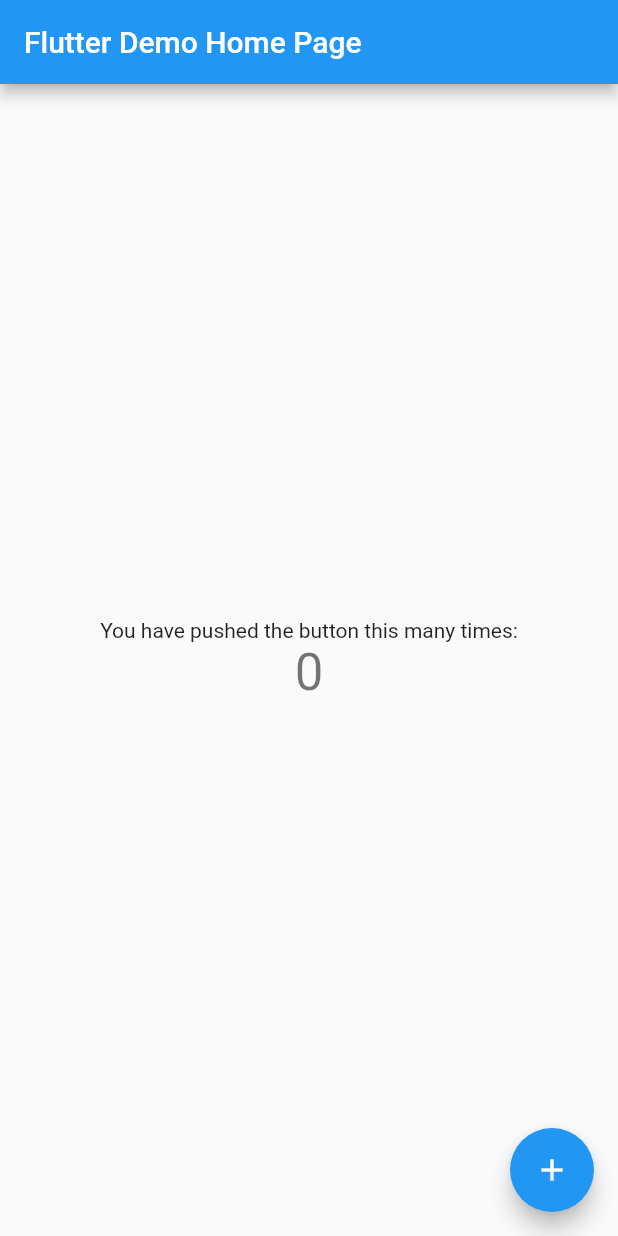
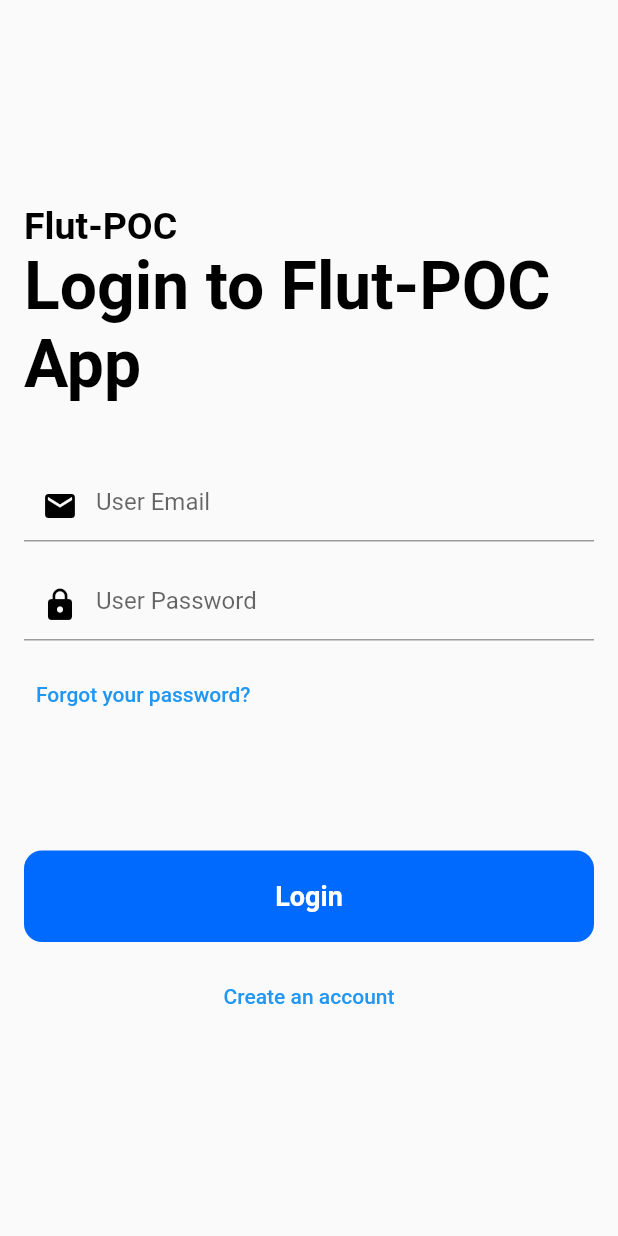
Before and after one commit to md64-decode/flutter_poc, a Flutter app: the screen it shows after launch, on a phone screen of 412 x 824 dp. Run offline on Flutter 3.47's test engine with Material 2 defaults, Android fonts, the phone set to English and light mode, and no system bars; our stand-ins replace firebase_auth, firebase_core; accounts and stored records are empty; generated files the repository leaves out were written again.

```diff
--- /dev/null
+++ b/lib/HomePage.dart
@@ -0,0 +1,19 @@
+import 'package:flutter/cupertino.dart';
+import 'package:flutter/material.dart';
+
+class HomePage extends StatelessWidget {
+  const HomePage({super.key});
+
+  @override
+  Widget build(BuildContext context) {
+    // TODO: implement build
+    return Scaffold(
+      appBar: AppBar(
+        title: const Text('PoC Dashboard'),
+      ),
+      body: const Center(
+        child: Text('Logged in! '),
+      ),
+    );
+  }
+}
--- /dev/null
+++ b/lib/LoginPage.dart
@@ -0,0 +1,202 @@
+import 'package:flutter/material.dart';
+import 'package:firebase_auth/firebase_auth.dart';
+
+final _firebase = FirebaseAuth.instance;
+
+class LoginPage extends StatefulWidget {
+  const LoginPage({super.key});
+
+  @override
+  State<LoginPage> createState() => _LoginPageState();
+}
+
+class _LoginPageState extends State<LoginPage> {
+  var _isLogin = true;
+  final _form = GlobalKey<FormState>();
+
+  var _enteredEmail = '';
+  var _enteredPassword = '';
+
+
+  void _submit() async {
+    final isValid = _form.currentState!.validate();
+
+    if (!isValid) {
+      return;
+    }
+
+    _form.currentState!.save();
+
+    try {
+      if (_isLogin) {
+        final userCredentials = await _firebase.signInWithEmailAndPassword(
+            email: _enteredEmail, password: _enteredPassword);
+        print(userCredentials);
+      } else {
+        final userCredentials =
+            await _firebase.createUserWithEmailAndPassword(
+                email: _enteredEmail, password: _enteredPassword);
+        print(userCredentials);
+      }
+    } on FirebaseAuthException catch (error) {
+      if (error.code == 'email-already-in-use') {
+        // ...
+      }
+
+      ScaffoldMessenger.of(context).clearSnackBars();
+      ScaffoldMessenger.of(context).showSnackBar(
+          SnackBar(content: Text(error.message ?? 'Authentication failed.')));
+    }
+  }
+
+  @override
+  Widget build(BuildContext context) {
+    return Scaffold(
+      body: Padding(
+        padding: const EdgeInsets.all(16.0),
+        child: Center(
+          child: SingleChildScrollView(
+            child: Column(
+              mainAxisAlignment: MainAxisAlignment.center,
+              crossAxisAlignment: CrossAxisAlignment.start,
+              children: [
+                const Text(
+                  "Flut-POC",
+                  style: TextStyle(
+                    color: Colors.black,
+                    fontSize: 25.0,
+                    fontWeight: FontWeight.bold,
+                  ),
+                ),
+                Text(
+                  _isLogin ? "Login to Flut-POC App" : "Signup to Flut-POC App",
+                  style: const TextStyle(
+                    color: Colors.black,
+                    fontSize: 44.0,
+                    fontWeight: FontWeight.bold,
+                  ),
+                ),
+                const SizedBox(
+                  height: 44.0,
+                ),
+                Form(
+                  key: _form,
+                  child: Column(
+                    mainAxisSize: MainAxisSize.min,
+                    children: [
+                      TextFormField(
+                        keyboardType: TextInputType.emailAddress,
+                        autocorrect: false,
+                        textCapitalization: TextCapitalization.none,
+                        decoration: const InputDecoration(
+                          hintText: "User Email",
+                          prefixIcon: Icon(
+                            Icons.mail,
+                            color: Colors.black,
+                          ),
+                        ),
+                        validator: (value) {
+                          if(value == null ||
+                              value.trim().isEmpty ||
+                              !value.contains('@')) {
+                            return 'Please enter a valid email address';
+                          }
+                          return null;
+                        },
+                        onSaved: (value) {
+                          _enteredEmail = value!;
+                        },
+                      ),
+                      const SizedBox(
+                        height: 18.0,
+                      ),
+                      TextFormField(
+                        obscureText: true,
+                        decoration: const InputDecoration(
+                          hintText: "User Password",
+                          prefixIcon: Icon(
+                            Icons.lock,
+                            color: Colors.black,
+                          ),
+                        ),
+                        validator: (value) {
+                          if(value == null ||
+                              value.trim().length < 6) {
+                            return 'Password must be at least 6 characters long.';
+                          }
+                          return null;
+                        },
+                        onSaved: (value) {
+                          _enteredPassword = value!;
+                        },
+                      ),
+                    ],
+                  ),
+                ),
+                const SizedBox(
+                  height: 12.0,
+                ),
+                _isLogin
+                    ? TextButton(
+                  style: TextButton.styleFrom(foregroundColor: Colors.white10),
+                  child: const Text(
+                    'Forgot your password?',
+                    style: TextStyle(
+                      color: Colors.blue,
+                    ),
+                  ),
+                  onPressed: () {
+                    print('Forgot button pressed');
+                  },
+                )
+                    : const SizedBox(height: 12),
+                const SizedBox(
+                  height: 80.0,
+                ),
+                Container(
+                  width: double.infinity,
+                  child: RawMaterialButton(
+                    fillColor: const Color(0xFF0069FE),
+                    elevation: 0.0,
+                    padding: const EdgeInsets.symmetric(vertical: 20.0),
+                    shape: RoundedRectangleBorder(
+                      borderRadius: BorderRadius.circular(12.0),
+                    ),
+                    onPressed: _submit,
+                    child: Text(
+                      _isLogin ? 'Login' : 'Signup',
+                      style: const TextStyle(
+                          color: Colors.white,
+                          fontSize: 18.0,
+                          fontWeight: FontWeight.bold),
+                    ),
+                  ),
+                ),
+                const SizedBox(
+                  height: 12.0,
+                ),
+                Container(
+                  alignment: Alignment.center,
+                  child: TextButton(
+                    style: TextButton.styleFrom(foregroundColor: Colors.white10),
+                    child: Text(
+                      _isLogin ? 'Create an account' : 'I Already have an account.',
+                      style: const TextStyle(
+                        color: Colors.blue,
+                      ),
+                    ),
+                    onPressed: () {
+                      setState(() {
+                        _isLogin = !_isLogin;
+                      });
+                    },
+                  ),
+                ),
+              ],
+            ),
+          ),
+        ),
+      ),
+    );
+  }
+}
--- a/lib/main.dart
+++ b/lib/main.dart
@@ -1,6 +1,15 @@
+import 'package:firebase_auth/firebase_auth.dart';
 import 'package:flutter/material.dart';
+import 'package:firebase_core/firebase_core.dart';
+import 'package:flutter_poc/HomePage.dart';
+import 'LoginPage.dart';
+import 'firebase_options.dart';
 
-void main() {
+void main() async{
+  WidgetsFlutterBinding.ensureInitialized();
+  await Firebase.initializeApp(
+    options: DefaultFirebaseOptions.currentPlatform,
+  );
   runApp(const MyApp());
 }
 
@@ -11,105 +20,16 @@ class MyApp extends StatelessWidget {
   @override
   Widget build(BuildContext context) {
     return MaterialApp(
-      title: 'Flutter Demo',
-      theme: ThemeData(
-        // This is the theme of your application.
-        //
-        // Try running your application with "flutter run". You'll see the
-        // application has a blue toolbar. Then, without quitting the app, try
-        // changing the primarySwatch below to Colors.green and then invoke
-        // "hot reload" (press "r" in the console where you ran "flutter run",
-        // or simply save your changes to "hot reload" in a Flutter IDE).
-        // Notice that the counter didn't reset back to zero; the application
-        // is not restarted.
-        primarySwatch: Colors.blue,
-      ),
-      home: const MyHomePage(title: 'Flutter Demo Home Page'),
+      home: StreamBuilder(
+          stream: FirebaseAuth.instance.authStateChanges(),
+          builder: (ctx, snapshot) {
+            if (snapshot.hasData) {
+              return const HomePage();
+            }
+
+            return const LoginPage();
+      }),
+      debugShowCheckedModeBanner: false,
     );
   }
 }
-
-class MyHomePage extends StatefulWidget {
-  const MyHomePage({super.key, required this.title});
-
-  // This widget is the home page of your application. It is stateful, meaning
-  // that it has a State object (defined below) that contains fields that affect
-  // how it looks.
-
-  // This class is the configuration for the state. It holds the values (in this
-  // case the title) provided by the parent (in this case the App widget) and
-  // used by the build method of the State. Fields in a Widget subclass are
-  // always marked "final".
-
-  final String title;
-
-  @override
-  State<MyHomePage> createState() => _MyHomePageState();
-}
-
-class _MyHomePageState extends State<MyHomePage> {
-  int _counter = 0;
-
-  void _incrementCounter() {
-    setState(() {
-      // This call to setState tells the Flutter framework that something has
-      // changed in this State, which causes it to rerun the build method below
-      // so that the display can reflect the updated values. If we changed
-      // _counter without calling setState(), then the build method would not be
-      // called again, and so nothing would appear to happen.
-      _counter++;
-    });
-  }
-
-  @override
-  Widget build(BuildContext context) {
-    // This method is rerun every time setState is called, for instance as done
-    // by the _incrementCounter method above.
-    //
-    // The Flutter framework has been optimized to make rerunning build methods
-    // fast, so that you can just rebuild anything that needs updating rather
-    // than having to individually change instances of widgets.
-    return Scaffold(
-      appBar: AppBar(
-        // Here we take the value from the MyHomePage object that was created by
-        // the App.build method, and use it to set our appbar title.
-        title: Text(widget.title),
-      ),
-      body: Center(
-        // Center is a layout widget. It takes a single child and positions it
-        // in the middle of the parent.
-        child: Column(
-          // Column is also a layout widget. It takes a list of children and
-          // arranges them vertically. By default, it sizes itself to fit its
-          // children horizontally, and tries to be as tall as its parent.
-          //
-          // Invoke "debug painting" (press "p" in the console, choose the
-          // "Toggle Debug Paint" action from the Flutter Inspector in Android
-          // Studio, or the "Toggle Debug Paint" command in Visual Studio Code)
-          // to see the wireframe for each widget.
-          //
-          // Column has various properties to control how it sizes itself and
-          // how it positions its children. Here we use mainAxisAlignment to
-          // center the children vertically; the main axis here is the vertical
-          // axis because Columns are vertical (the cross axis would be
-          // horizontal).
-          mainAxisAlignment: MainAxisAlignment.center,
-          children: <Widget>[
-            const Text(
-              'You have pushed the button this many times:',
-            ),
-            Text(
-              '$_counter',
-              style: Theme.of(context).textTheme.headlineMedium,
-            ),
-          ],
-        ),
-      ),
-      floatingActionButton: FloatingActionButton(
-        onPressed: _incrementCounter,
-        tooltip: 'Increment',
-        child: const Icon(Icons.add),
-      ), // This trailing comma makes auto-formatting nicer for build methods.
-    );
-  }
-}
--- a/pubspec.yaml
+++ b/pubspec.yaml
@@ -35,6 +35,8 @@ dependencies:
   # The following adds the Cupertino Icons font to your application.
   # Use with the CupertinoIcons class for iOS style icons.
   cupertino_icons: ^1.0.2
+  firebase_core: ^2.15.0
+  firebase_auth: ^4.7.0
 
 dev_dependencies:
   flutter_test:
```
Also changed, not shown: pubspec.lock, 6 other files.
